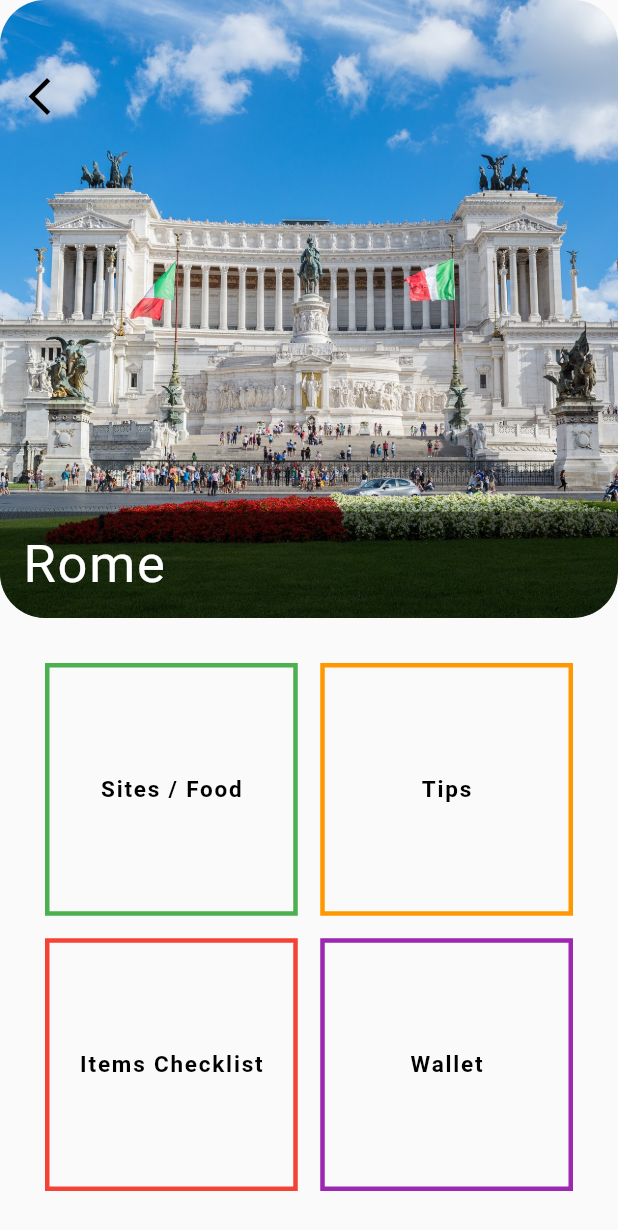
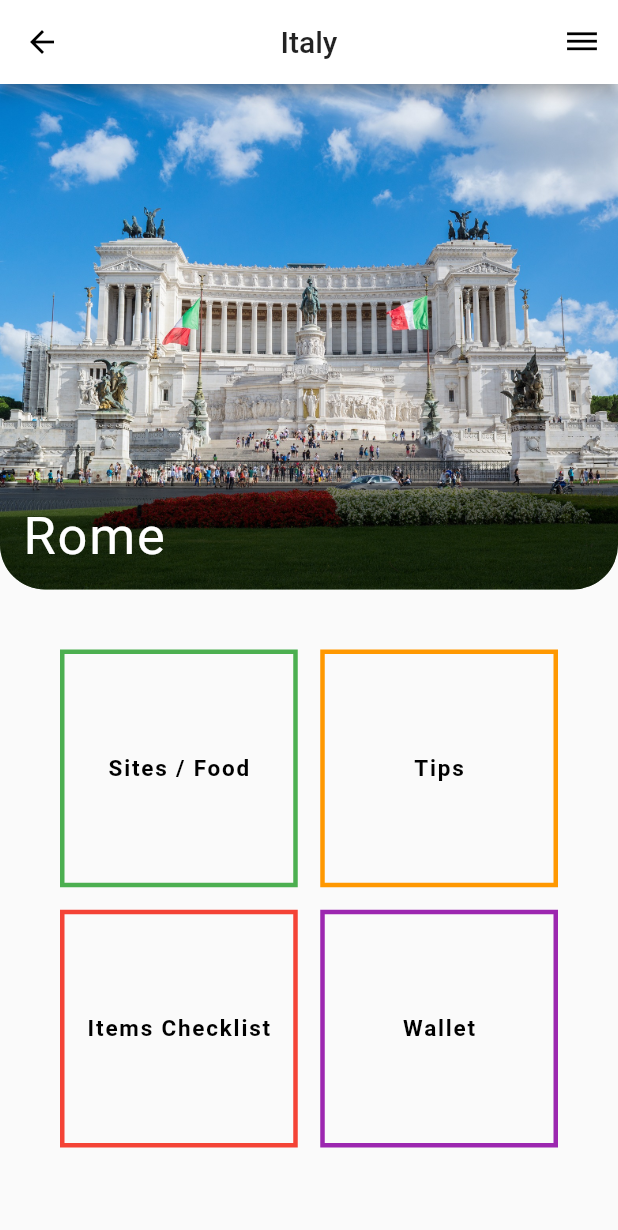
Before and after one commit to nguytha4/Flutter-TripReady-App, a Flutter app: the DestinationScreen screen opened directly with sample values from the repository, on a phone screen of 412 x 824 dp. Shown: the top 1230 px of the screen. Run offline on Flutter 3.47's test engine with Material 2 defaults, Android fonts, the light colour scheme and no system bars; our stand-ins replace cloud_firestore, firebase_auth, firebase_dynamic_links, firebase_storage, font_awesome_flutter, google_sign_in and 1 more; accounts and stored records are empty.

Commit message:
return of the appbar and cosmetic changes

```diff
--- a/lib/models/activity_model.dart
+++ b/lib/models/activity_model.dart
@@ -2,6 +2,7 @@ class Activity {
   String imageUrl;
   String name;
   String type;
+  String category;
   List<String> startTimes;
   int rating;
   int price;
@@ -10,6 +11,7 @@ class Activity {
     this.imageUrl,
     this.name,
     this.type,
+    this.category,
     this.startTimes,
     this.rating,
     this.price,
--- a/lib/models/mock_data.dart
+++ b/lib/models/mock_data.dart
@@ -6,6 +6,7 @@ List<Activity> _activities = [
     imageUrl: 'assets/images/vaticancity.jpg',
     name: 'Vatican City',
     type: 'Sightseeing Tour',
+    category: 'Sites',
     startTimes: ['9:00 am', '11:00 am'],
     rating: 5,
     price: 30,
@@ -14,6 +15,7 @@ List<Activity> _activities = [
     imageUrl: 'assets/images/coliseum.jpg',
     name: 'Coliseum',
     type: 'Sightseeing Tour',
+    category: 'Food',
     startTimes: ['11:00 pm', '1:00 pm'],
     rating: 4,
     price: 210,
@@ -22,6 +24,7 @@ List<Activity> _activities = [
     imageUrl: 'assets/images/trevifountain.jpg',
     name: 'Trevi Fountain Tour',
     type: 'Sightseeing Tour',
+    category: 'Sites',
     startTimes: ['12:30 pm', '2:00 pm'],
     rating: 3,
     price: 50,
@@ -30,6 +33,7 @@ List<Activity> _activities = [
     imageUrl: 'assets/images/palazzodoriapamphlj.jpg',
     name: 'Palazzo Doria Pamphilj Tour',
     type: 'Sightseeing Tour',
+    category: 'Sites',
     startTimes: ['12:30 pm', '2:00 pm'],
     rating: 5,
     price: 80,
@@ -38,6 +42,7 @@ List<Activity> _activities = [
     imageUrl: 'assets/images/vaticanmuseum.jpg',
     name: 'Vatican Museum Tour',
     type: 'Sightseeing Tour',
+    category: 'Favorites',
     startTimes: ['12:30 pm', '2:00 pm'],
     rating: 4,
     price: 60,
--- a/lib/screens/destination_screen.dart
+++ b/lib/screens/destination_screen.dart
@@ -27,8 +27,7 @@ class _DestinationScreenState extends State<DestinationScreen> {
   @override
   Widget build(BuildContext context) {
     return CapstoneScaffold(
-      title: "",
-      hideAppBar: true,
+      title: '${this.widget.destination.country}',
       child: Column(
         children: [
           buildHeader(context),
@@ -42,13 +41,12 @@ class _DestinationScreenState extends State<DestinationScreen> {
     return Container(
       height: MediaQuery.of(context).size.width,
       child: Padding(
-        padding: const EdgeInsets.all(15.0),
+        padding: const EdgeInsets.all(30.0),
         child: GridView.count(
           crossAxisCount: 2,
           crossAxisSpacing: 15,
           mainAxisSpacing: 15,
-          physics: new NeverScrollableScrollPhysics(),
-          padding: const EdgeInsets.all(15.0),
+          padding: const EdgeInsets.all(10.0),
           children: [
             buildButton((_) => SitesFoodScreen(destination:widget.destination), 'Sites / Food', Colors.green),
             buildButton((_) => SitesFoodScreen(destination:widget.destination), 'Tips', Colors.orange),
@@ -77,6 +75,7 @@ class _DestinationScreenState extends State<DestinationScreen> {
       child: Container(
         alignment: Alignment.center,
         decoration: buildBorder(color),
+        height: 75,
         child: Text(
           label,
           style: TextStyle(
--- a/lib/screens/sites_food_detail_screen.dart
+++ b/lib/screens/sites_food_detail_screen.dart
@@ -1,5 +1,6 @@
 import 'package:capstone/models/activity_model.dart';
 import 'package:capstone/models/destination_model.dart';
+import 'package:capstone/widgets/capstone_scaffold.dart';
 import 'package:capstone/widgets/image_header.dart';
 import 'package:flutter/material.dart';
 
@@ -27,8 +28,9 @@ class _SitesFoodDetailScreenState extends State<SitesFoodDetailScreen> {
 
   @override
   Widget build(BuildContext context) {
-    return Scaffold(
-      body: Column(
+    return CapstoneScaffold(
+      title: '${this.widget.activity.category}',
+      child: Column(
         children: [
           ImageHeader(imageUrl: widget.activity.imageUrl, label: widget.activity.name),
           buildBody(),
--- a/lib/widgets/image_header.dart
+++ b/lib/widgets/image_header.dart
@@ -13,11 +13,11 @@ class ImageHeader extends StatelessWidget {
   @override
   Widget build(BuildContext context) {
     return ClipRRect(
-      borderRadius: BorderRadius.circular(30.0),
+      borderRadius: BorderRadius.only(bottomLeft: Radius.circular(30), bottomRight: Radius.circular(30)),
       child: Stack(
         children: [
           Container(
-            height: MediaQuery.of(context).size.width,
+            height: MediaQuery.of(context).size.width - 75,
             decoration: BoxDecoration(
               borderRadius: BorderRadius.circular(30.0),
               boxShadow: [
@@ -34,21 +34,6 @@ class ImageHeader extends StatelessWidget {
                 image: AssetImage(imageUrl),
                 fit: BoxFit.cover,
               ),
-            ),
-          ),
-          Padding(
-            padding:
-                EdgeInsets.symmetric(horizontal: 10.0, vertical: 40.0),
-            child: Row(
-              mainAxisAlignment: MainAxisAlignment.spaceBetween,
-              children: [
-                IconButton(
-                  icon: Icon(Icons.arrow_back_ios),
-                  iconSize: 30.0,
-                  color: Colors.black,
-                  onPressed: () => Navigator.pop(context),
-                ),
-              ],
             ),
           ),
           Positioned(
```
